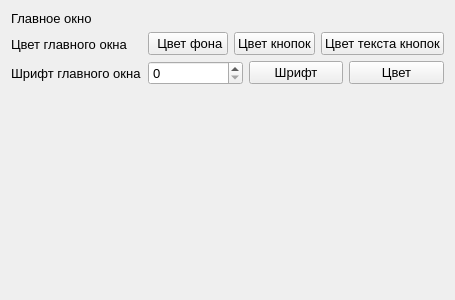
Old version of the form settingsfontandcolorform.ui in the repository Lelius/FileLibrary.
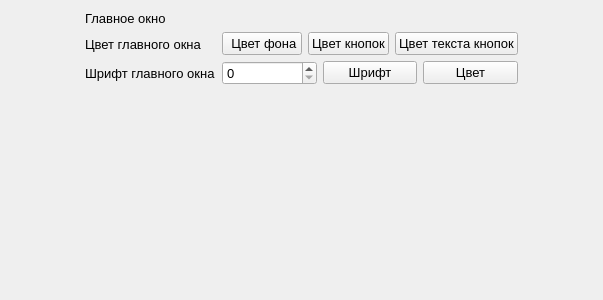
New version of the form.

Commit message: Сделал изменение цвета фона главного окна и цвета текста кнопок. Почему- то не меняется цвет кнопок.

```diff
--- a/settingsfontandcolorform.ui
+++ b/settingsfontandcolorform.ui
@@ -6,7 +6,7 @@
    <rect>
     <x>0</x>
     <y>0</y>
-    <width>400</width>
+    <width>603</width>
     <height>300</height>
    </rect>
   </property>
```
Left out of the diff: 54 changed lines with no effect on the pictures. The commit also changes 5 other files.
